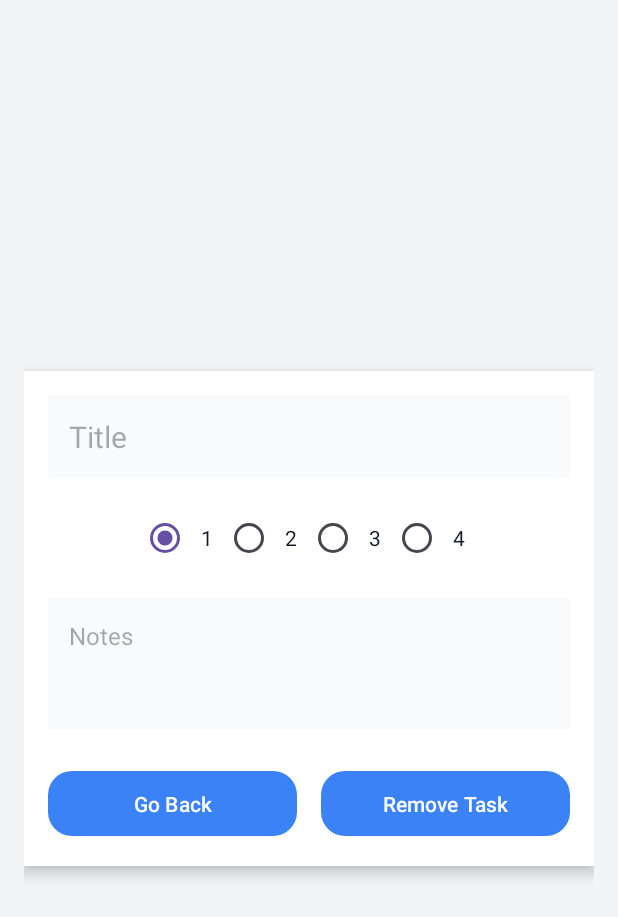
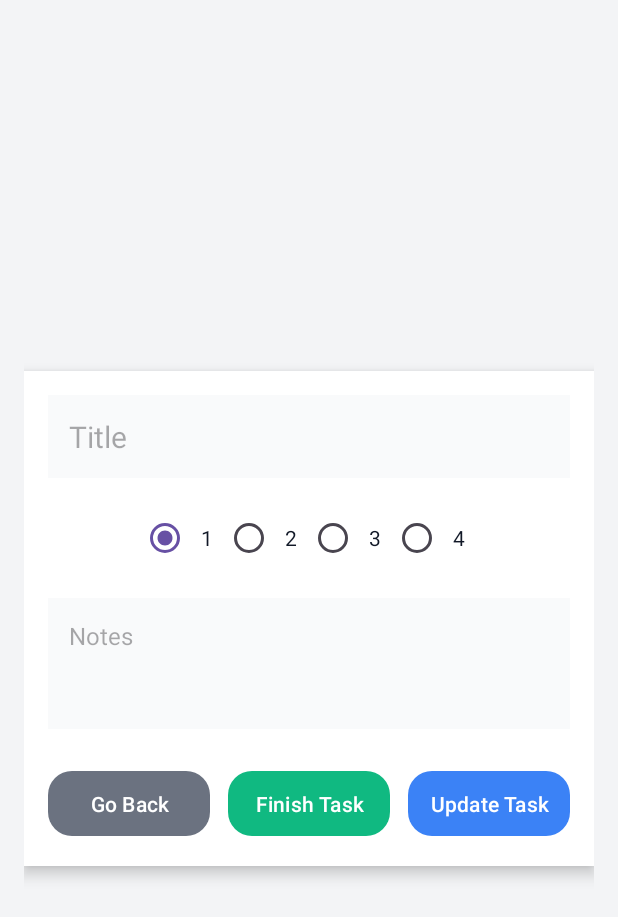
Before and after one commit to PaulIonescu14/hackathon-itfest-sisc, an Android app: the TaskDetails screen opened directly, with no data from a screen before it, on a phone screen of 412 x 824 dp. Shown: the top 917 px of the screen. Run offline under Robolectric (Android 15) with nearby library versions, the phone set to English and light mode, and no system bars; our stand-ins replace Firebase (no records; nobody signed in at launch, a user with empty details on screens opened directly); 3 statements that could not run were skipped.

Commit message:
Final version v1

```diff
--- a/TaskForce/app/src/main/res/layout/activity_task_details.xml
+++ b/TaskForce/app/src/main/res/layout/activity_task_details.xml
@@ -95,7 +95,7 @@
             android:layout_marginBottom="24dp"
             android:textColor="#111827"/>
 
-        <!-- Buttons -->
+        <!-- Buttons - Only 3 now -->
         <LinearLayout
             android:layout_width="match_parent"
             android:layout_height="wrap_content"
@@ -110,7 +110,7 @@
                 android:text="Go Back"
                 android:textColor="#FFFFFF"
                 app:cornerRadius="16dp"
-                app:backgroundTint="#3B82F6"
+                app:backgroundTint="#6B7280"
                 android:layout_marginEnd="8dp"
                 android:padding="12dp"/>
 
@@ -119,7 +119,20 @@
                 android:layout_width="0dp"
                 android:layout_height="wrap_content"
                 android:layout_weight="1"
-                android:text="Remove Task"
+                android:text="Finish Task"
+                android:textColor="#FFFFFF"
+                app:cornerRadius="16dp"
+                app:backgroundTint="#10B981"
+                android:layout_marginStart="4dp"
+                android:layout_marginEnd="4dp"
+                android:padding="12dp"/>
+
+            <com.google.android.material.button.MaterialButton
+                android:id="@+id/buttonUpdate"
+                android:layout_width="0dp"
+                android:layout_height="wrap_content"
+                android:layout_weight="1"
+                android:text="Update Task"
                 android:textColor="#FFFFFF"
                 app:cornerRadius="16dp"
                 app:backgroundTint="#3B82F6"
--- a/TaskForce/app/src/main/res/layout/task_card.xml
+++ b/TaskForce/app/src/main/res/layout/task_card.xml
@@ -22,10 +22,8 @@
         android:scaleType="centerInside"
         android:padding="16dp"
         android:layout_gravity="center_vertical"
-        android:backgroundTint="#3B82F6"
         android:elevation="6dp"
-        android:clipToOutline="true"
-        android:src="@android:drawable/ic_menu_info_details" />
+        android:clipToOutline="true"/>
 
     <!-- Card info -->
     <LinearLayout
```
Also changed, not shown: TaskForce/app/src/main/java/com/example/taskforce/PythonEncryptor.java (added, +125 -0 lines), TaskForce/app/src/main/java/com/example/taskforce/TaskDetails.java (+93 -23 lines), TaskForce/app/src/main/res/layout/activity_main.xml (+1 -13 lines).
